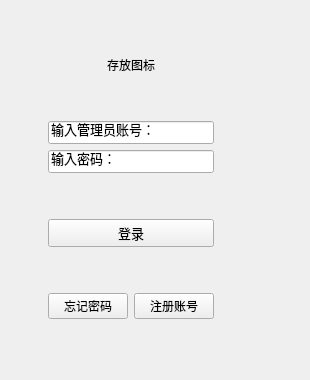
The window that Server/loginserver.ui (Jearyhao/MyChat) describes before a commit, drawn with Qt 5.
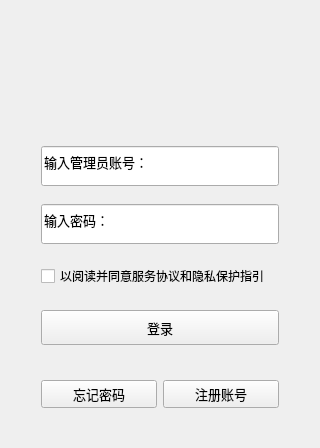
The same window after the commit.

Commit message: complete login UI

```diff
--- a/Server/loginserver.ui
+++ b/Server/loginserver.ui
@@ -6,147 +6,71 @@
    <rect>
     <x>0</x>
     <y>0</y>
-    <width>310</width>
-    <height>380</height>
+    <width>320</width>
+    <height>448</height>
    </rect>
   </property>
+  <property name="minimumSize">
+   <size>
+    <width>320</width>
+    <height>448</height>
+   </size>
+  </property>
+  <property name="maximumSize">
+   <size>
+    <width>320</width>
+    <height>448</height>
+   </size>
+  </property>
   <property name="windowTitle">
    <string>Form</string>
   </property>
-  <widget class="QWidget" name="">
-   <property name="geometry">
-    <rect>
-     <x>10</x>
-     <y>0</y>
-     <width>244</width>
-     <height>373</height>
-    </rect>
-   </property>
-   <layout class="QVBoxLayout" name="verticalLayout_3">
-    <item>
-     <spacer name="verticalSpacer_4">
-      <property name="orientation">
-       <enum>Qt::Vertical</enum>
-      </property>
-      <property name="sizeHint" stdset="0">
-       <size>
-        <width>20</width>
-        <height>40</height>
-       </size>
-      </property>
-     </spacer>
-    </item>
-    <item>
-     <layout class="QHBoxLayout" name="horizontalLayout_3">
-      <item>
-       <spacer name="horizontalSpacer_4">
-        <property name="orientation">
-         <enum>Qt::Horizontal</enum>
-        </property>
-        <property name="sizeHint" stdset="0">
-         <size>
-          <width>18</width>
-          <height>20</height>
-         </size>
-        </property>
-       </spacer>
-      </item>
-      <item>
-       <layout class="QVBoxLayout" name="verticalLayout_2">
-        <item>
-         <layout class="QHBoxLayout" name="horizontalLayout_2">
-          <item>
-           <spacer name="horizontalSpacer">
-            <property name="orientation">
-             <enum>Qt::Horizontal</enum>
-            </property>
-            <property name="sizeHint" stdset="0">
-             <size>
-              <width>40</width>
-              <height>20</height>
-             </size>
-            </property>
-           </spacer>
-          </item>
-          <item>
-           <widget class="QLabel" name="label">
-            <property name="text">
-             <string>存放图标</string>
-            </property>
-           </widget>
-          </item>
-          <item>
-           <spacer name="horizontalSpacer_2">
-            <property name="orientation">
-             <enum>Qt::Horizontal</enum>
-            </property>
-            <property name="sizeHint" stdset="0">
-             <size>
-              <width>40</width>
-              <height>20</height>
-             </size>
-            </property>
-           </spacer>
-          </item>
-         </layout>
-        </item>
-        <item>
-         <spacer name="verticalSpacer">
-          <property name="orientation">
-           <enum>Qt::Vertical</enum>
-          </property>
-          <property name="sizeHint" stdset="0">
-           <size>
-            <width>20</width>
-            <height>40</height>
-           </size>
-          </property>
-         </spacer>
-        </item>
-        <item>
          <layout class="QVBoxLayout" name="verticalLayout">
           <item>
-           <widget class="QLineEdit" name="idEdit">
-            <property name="font">
-             <font>
-              <pointsize>10</pointsize>
-             </font>
-            </property>
-            <property name="text">
-             <string>输入管理员账号：</string>
-            </property>
-           </widget>
+    <layout class="QHBoxLayout" name="horizontalLayout"/>
           </item>
           <item>
-           <widget class="QLineEdit" name="passwordEdit">
-            <property name="font">
-             <font>
-              <pointsize>10</pointsize>
-             </font>
-            </property>
-            <property name="text">
-             <string>输入密码：</string>
-            </property>
-           </widget>
-          </item>
-          <item>
-           <spacer name="horizontalSpacer_5">
-            <property name="orientation">
-             <enum>Qt::Horizontal</enum>
-            </property>
-            <property name="sizeHint" stdset="0">
-             <size>
-              <width>40</width>
-              <height>20</height>
-             </size>
-            </property>
-           </spacer>
-          </item>
-          <item>
+    <layout class="QGridLayout" name="gridLayout">
+     <item row="1" column="4">
            <spacer name="horizontalSpacer_3">
             <property name="orientation">
              <enum>Qt::Horizontal</enum>
             </property>
+       <property name="sizeType">
+        <enum>QSizePolicy::Fixed</enum>
+       </property>
+       <property name="sizeHint" stdset="0">
+        <size>
+         <width>30</width>
+         <height>20</height>
+        </size>
+       </property>
+      </spacer>
+     </item>
+     <item row="1" column="2">
+      <widget class="QLabel" name="headPhotolabel">
+       <property name="minimumSize">
+        <size>
+         <width>75</width>
+         <height>75</height>
+        </size>
+       </property>
+       <property name="maximumSize">
+        <size>
+         <width>75</width>
+         <height>75</height>
+        </size>
+       </property>
+       <property name="text">
+        <string/>
+       </property>
+      </widget>
+     </item>
+     <item row="1" column="1">
+      <spacer name="horizontalSpacer_4">
+       <property name="orientation">
+        <enum>Qt::Horizontal</enum>
+       </property>
             <property name="sizeHint" stdset="0">
              <size>
               <width>40</width>
@@ -155,8 +79,20 @@
             </property>
            </spacer>
           </item>
-          <item>
+     <item row="9" column="1" colspan="3">
            <widget class="QPushButton" name="loginButton">
+       <property name="minimumSize">
+        <size>
+         <width>0</width>
+         <height>35</height>
+        </size>
+       </property>
+       <property name="maximumSize">
+        <size>
+         <width>16777215</width>
+         <height>35</height>
+        </size>
+       </property>
             <property name="font">
              <font>
               <pointsize>10</pointsize>
@@ -167,25 +103,107 @@
             </property>
            </widget>
           </item>
-         </layout>
-        </item>
-        <item>
+     <item row="4" column="2">
          <spacer name="verticalSpacer_2">
           <property name="orientation">
            <enum>Qt::Vertical</enum>
           </property>
+       <property name="sizeType">
+        <enum>QSizePolicy::Fixed</enum>
+       </property>
           <property name="sizeHint" stdset="0">
            <size>
             <width>20</width>
+         <height>8</height>
+        </size>
+       </property>
+      </spacer>
+     </item>
+     <item row="10" column="2">
+      <spacer name="verticalSpacer_5">
+       <property name="orientation">
+        <enum>Qt::Vertical</enum>
+       </property>
+       <property name="sizeType">
+        <enum>QSizePolicy::Fixed</enum>
+       </property>
+       <property name="sizeHint" stdset="0">
+        <size>
+         <width>20</width>
+         <height>25</height>
+        </size>
+       </property>
+      </spacer>
+     </item>
+     <item row="0" column="2">
+      <spacer name="verticalSpacer_7">
+       <property name="orientation">
+        <enum>Qt::Vertical</enum>
+       </property>
+       <property name="sizeType">
+        <enum>QSizePolicy::Minimum</enum>
+       </property>
+       <property name="sizeHint" stdset="0">
+        <size>
+         <width>20</width>
+         <height>28</height>
+        </size>
+       </property>
+      </spacer>
+     </item>
+     <item row="3" column="1" colspan="3">
+      <widget class="QLineEdit" name="idEdit">
+       <property name="minimumSize">
+        <size>
+         <width>0</width>
             <height>40</height>
            </size>
           </property>
-         </spacer>
-        </item>
-        <item>
-         <layout class="QHBoxLayout" name="horizontalLayout">
+       <property name="maximumSize">
+        <size>
+         <width>16777215</width>
+         <height>40</height>
+        </size>
+       </property>
+       <property name="font">
+        <font>
+         <pointsize>10</pointsize>
+        </font>
+       </property>
+       <property name="text">
+        <string>输入管理员账号：</string>
+       </property>
+      </widget>
+     </item>
+     <item row="1" column="3">
+      <spacer name="horizontalSpacer_5">
+       <property name="orientation">
+        <enum>Qt::Horizontal</enum>
+       </property>
+       <property name="sizeHint" stdset="0">
+        <size>
+         <width>40</width>
+         <height>20</height>
+        </size>
+       </property>
+      </spacer>
+     </item>
+     <item row="7" column="1" colspan="3">
+      <widget class="QCheckBox" name="checkBox">
+       <property name="text">
+        <string>以阅读并同意服务协议和隐私保护指引</string>
+       </property>
+      </widget>
+     </item>
+     <item row="11" column="1" colspan="3">
+      <layout class="QHBoxLayout" name="horizontalLayout_2">
           <item>
            <widget class="QPushButton" name="revisePasswordButton">
+         <property name="font">
+          <font>
+           <pointsize>10</pointsize>
+          </font>
+         </property>
             <property name="text">
              <string>忘记密码</string>
             </property>
@@ -193,6 +211,11 @@
           </item>
           <item>
            <widget class="QPushButton" name="enrollButton">
+         <property name="font">
+          <font>
+           <pointsize>10</pointsize>
+          </font>
+         </property>
             <property name="text">
              <string>注册账号</string>
             </property>
@@ -200,38 +223,113 @@
           </item>
          </layout>
         </item>
-       </layout>
-      </item>
-      <item>
-       <spacer name="horizontalSpacer_6">
+     <item row="5" column="1" colspan="3">
+      <widget class="QLineEdit" name="passwordEdit">
+       <property name="minimumSize">
+        <size>
+         <width>0</width>
+         <height>40</height>
+        </size>
+       </property>
+       <property name="maximumSize">
+        <size>
+         <width>16777215</width>
+         <height>40</height>
+        </size>
+       </property>
+       <property name="font">
+        <font>
+         <pointsize>10</pointsize>
+        </font>
+       </property>
+       <property name="text">
+        <string>输入密码：</string>
+       </property>
+      </widget>
+     </item>
+     <item row="8" column="2">
+      <spacer name="verticalSpacer_4">
+       <property name="orientation">
+        <enum>Qt::Vertical</enum>
+       </property>
+       <property name="sizeType">
+        <enum>QSizePolicy::Fixed</enum>
+       </property>
+       <property name="sizeHint" stdset="0">
+        <size>
+         <width>20</width>
+         <height>12</height>
+        </size>
+       </property>
+      </spacer>
+     </item>
+     <item row="1" column="0">
+      <spacer name="horizontalSpacer_2">
         <property name="orientation">
          <enum>Qt::Horizontal</enum>
         </property>
+       <property name="sizeType">
+        <enum>QSizePolicy::Fixed</enum>
+       </property>
         <property name="sizeHint" stdset="0">
          <size>
-          <width>40</width>
+         <width>30</width>
           <height>20</height>
          </size>
         </property>
        </spacer>
       </item>
-     </layout>
-    </item>
-    <item>
+     <item row="6" column="2">
      <spacer name="verticalSpacer_3">
       <property name="orientation">
        <enum>Qt::Vertical</enum>
       </property>
+       <property name="sizeType">
+        <enum>QSizePolicy::Fixed</enum>
+       </property>
       <property name="sizeHint" stdset="0">
        <size>
         <width>20</width>
-        <height>40</height>
+         <height>10</height>
        </size>
       </property>
      </spacer>
     </item>
-   </layout>
-  </widget>
+     <item row="2" column="2">
+      <spacer name="verticalSpacer">
+       <property name="orientation">
+        <enum>Qt::Vertical</enum>
+       </property>
+       <property name="sizeType">
+        <enum>QSizePolicy::Fixed</enum>
+       </property>
+       <property name="sizeHint" stdset="0">
+        <size>
+         <width>20</width>
+         <height>18</height>
+        </size>
+       </property>
+      </spacer>
+     </item>
+    </layout>
+   </item>
+   <item>
+    <spacer name="verticalSpacer_6">
+     <property name="orientation">
+      <enum>Qt::Vertical</enum>
+     </property>
+     <property name="sizeType">
+      <enum>QSizePolicy::Maximum</enum>
+     </property>
+     <property name="sizeHint" stdset="0">
+      <size>
+       <width>20</width>
+       <height>25</height>
+      </size>
+     </property>
+    </spacer>
+   </item>
+  </layout>
  </widget>
  <resources/>
  <connections/>
```
Left out of the diff: 2 changed lines with no effect on the pictures. Lines whose indentation alone changed are shown as unchanged. The commit also changes 4 other files.
